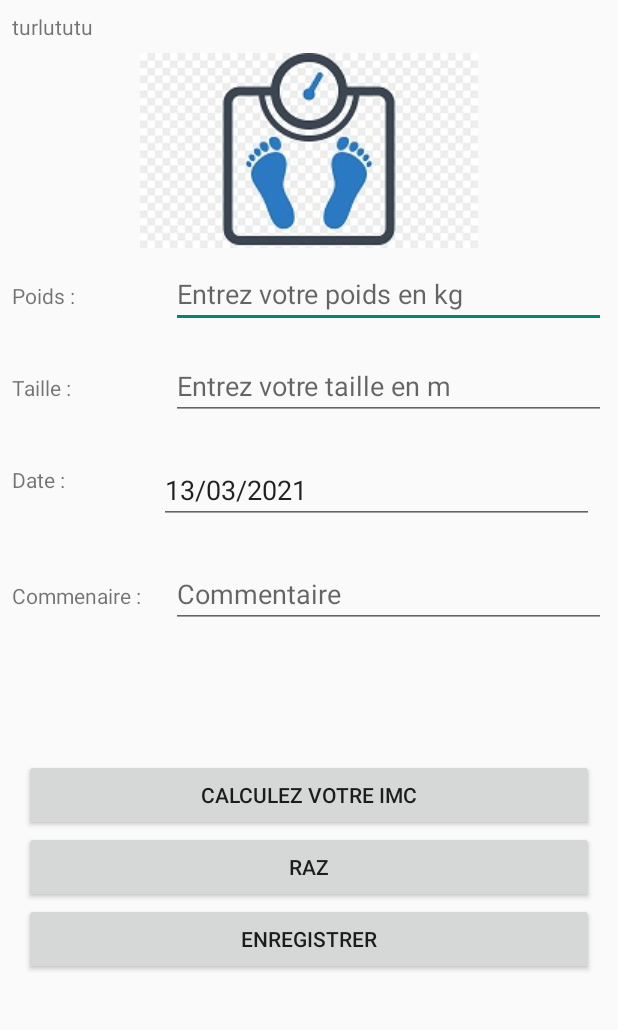
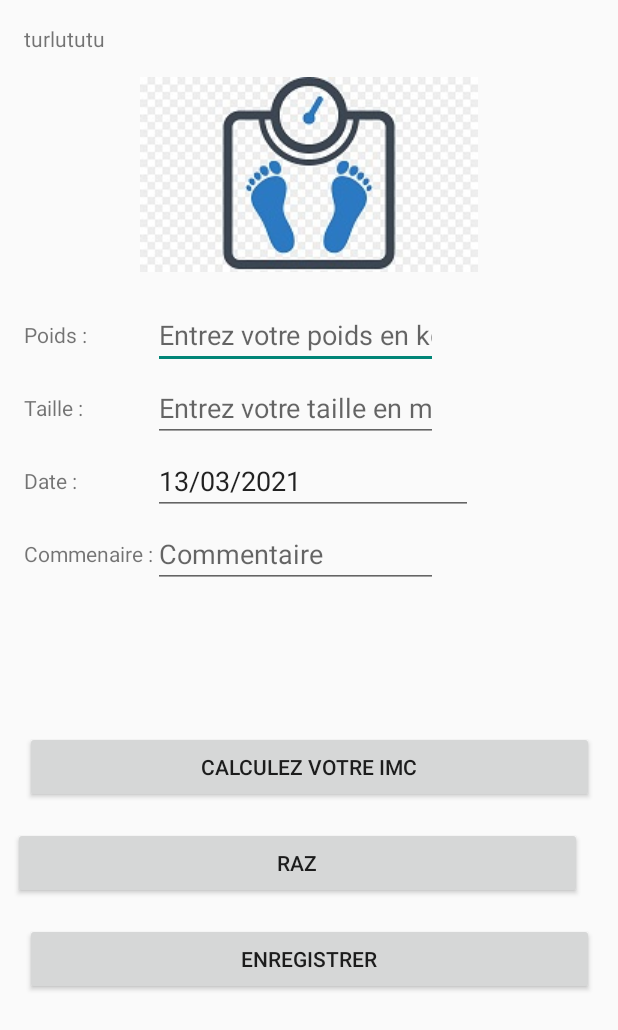
Before and after one commit to flub78/ANdroidImc, an Android app: the ImcActivity screen opened directly, with no data from a screen before it, on a phone screen of 412 x 824 dp. Shown: the top 1030 px of the screen. Run offline under Robolectric (Android 15) with nearby library versions, the phone set to English and light mode, and no system bars.

Commit message:
Switched to constraint layout for IMC activity

```diff
--- a/app/src/main/java/flub78/org/imc/controller/ImcActivity.java
+++ b/app/src/main/java/flub78/org/imc/controller/ImcActivity.java
@@ -106,7 +106,7 @@ public class ImcActivity extends AppCompatActivity implements View.OnKeyListener
     @Override
     protected void onCreate(Bundle savedInstanceState) {
         super.onCreate(savedInstanceState);
-        setContentView(R.layout.activity_imc);
+        setContentView(R.layout.activity_constraint_layout_imc);
 
         Log.println(Log.INFO, "MainActivity", getString(R.string.create_main));
         Log.v("MainActivity", getString(R.string.verbose_log_example));
--- a/app/src/main/res/layout/activity_constraint_layout_imc.xml
+++ b/app/src/main/res/layout/activity_constraint_layout_imc.xml
@@ -38,9 +38,6 @@
             app:layout_constraintTop_toBottomOf="@+id/activity_imc_name" />
 
         <!-- Weight input -->
-
-
-        <!-- Size input -->
         <TextView
             android:id="@+id/weight_label"
             android:layout_width="wrap_content"
@@ -63,6 +60,7 @@
             app:layout_constraintTop_toTopOf="@+id/weight_label"
             app:layout_constraintStart_toEndOf="@id/barrier3" />
 
+        <!-- Size input -->
         <TextView
             android:id="@+id/size_label"
             android:layout_width="wrap_content"
@@ -89,11 +87,12 @@
             android:id="@+id/date_label"
             android:layout_width="wrap_content"
             android:layout_height="wrap_content"
+            android:layout_marginStart="16dp"
             android:layout_marginTop="16dp"
             android:text="@string/date"
             android:textSize="14sp"
-            app:layout_constraintTop_toBottomOf="@+id/activity_imc_size_input"
-            tools:layout_editor_absoluteX="16dp" />
+            app:layout_constraintStart_toStartOf="parent"
+            app:layout_constraintTop_toBottomOf="@+id/activity_imc_size_input" />
 
         <EditText
             android:id="@+id/activity_imc_date_input"
@@ -134,16 +133,19 @@
         <!-- Result -->
         <TextView
             android:id="@+id/activity_imc_result_text"
-            android:layout_width="395dp"
+            android:layout_width="fill_parent"
             android:layout_height="wrap_content"
 
+            android:layout_marginStart="16dp"
+            android:layout_marginTop="16dp"
+            android:layout_marginEnd="16dp"
             android:padding="15dp"
             android:text=""
             android:textSize="24sp"
             android:textStyle="bold"
             app:layout_constraintEnd_toEndOf="parent"
             app:layout_constraintStart_toStartOf="parent"
-            tools:layout_editor_absoluteY="426dp" />
+            app:layout_constraintTop_toBottomOf="@+id/activity_imc_comment_input" />
 
         <!-- BMI button -->
         <Button
@@ -177,7 +179,9 @@
             android:layout_height="wrap_content"
             android:layout_marginTop="16dp"
             android:text="@string/store"
-            app:layout_constraintTop_toBottomOf="parent"
+            app:layout_constraintEnd_toEndOf="parent"
+            app:layout_constraintStart_toStartOf="parent"
+            app:layout_constraintTop_toBottomOf="@+id/activity_imc_clear_button"
             tools:layout_editor_absoluteX="8dp" />
 
         <androidx.constraintlayout.widget.Barrier
```
